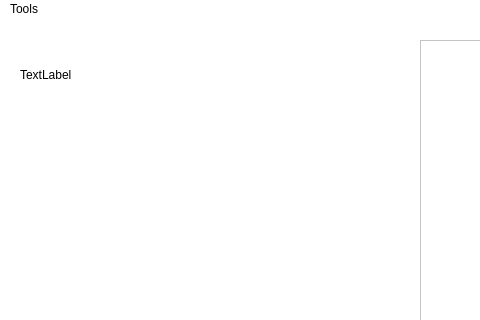
First picture: the form in DialerUI/dialerui.ui, repository richardlwspu14/dialer-ui, before the edit; both pictures show x 0 to 480 and y 0 to 320 of the 840 by 900 pixel window.
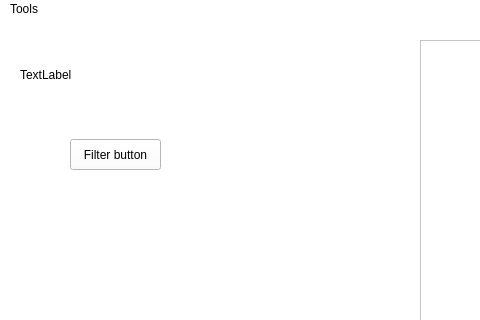
Second picture: the form after the edit.

Diff of the .ui file:
```diff
--- a/DialerUI/dialerui.ui
+++ b/DialerUI/dialerui.ui
@@ -55,6 +55,19 @@
      <string>TextLabel</string>
     </property>
    </widget>
+   <widget class="QPushButton" name="pushButton">
+    <property name="geometry">
+     <rect>
+      <x>70</x>
+      <y>120</y>
+      <width>91</width>
+      <height>31</height>
+     </rect>
+    </property>
+    <property name="text">
+     <string>Filter button</string>
+    </property>
+   </widget>
   </widget>
   <widget class="QMenuBar" name="menubar">
    <property name="geometry">
```
